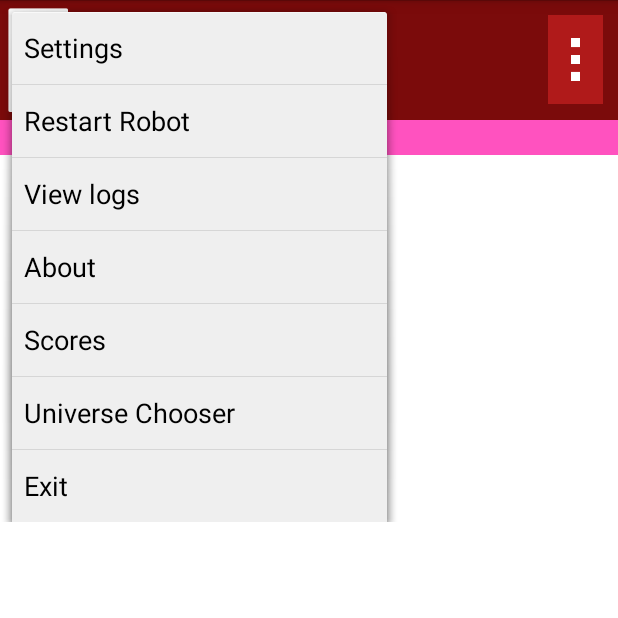
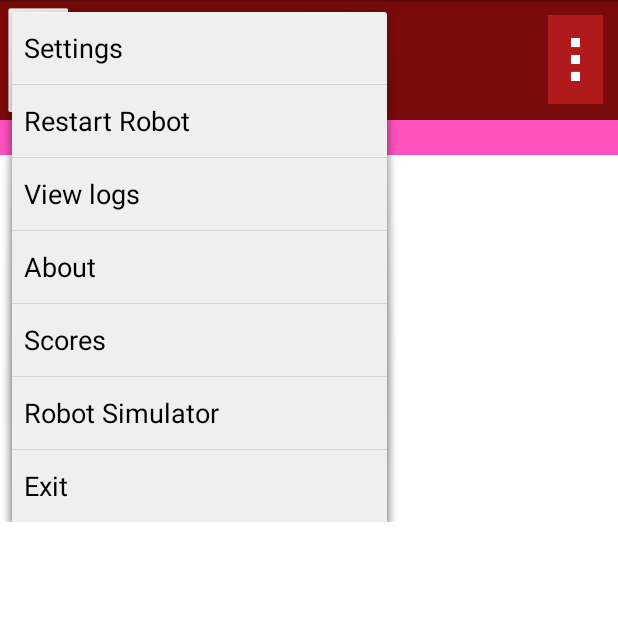
Before and after one commit to GoldfishPi/Riven, an Android app: the screen it shows after launch (FtcRobotControllerActivity), after a tap on "menu_buttons", on a phone screen of 412 x 824 dp, the top half of it. Run offline under Robolectric (Android 15) with nearby library versions, the phone set to English and light mode, and no system bars; libraries missing offline, so code that uses them is left out: com.qualcomm.robotcore; 14 statements that could not run were skipped.

Commit message:
Changed universe choose to robot simulator

```diff
--- a/FtcRobotController/src/main/res/menu/ftc_robot_controller.xml
+++ b/FtcRobotController/src/main/res/menu/ftc_robot_controller.xml
@@ -73,7 +73,7 @@ OF THIS SOFTWARE, EVEN IF ADVISED OF THE POSSIBILITY OF SUCH DAMAGE.
       android:orderInCategory="1000"
       android:icon="@android:drawable/ic_menu_info_details"
       android:background="@color/pink"
-      android:title="Universe Chooser"/>
+      android:title="Robot Simulator"/>
 
   <item
     android:id="@+id/action_exit_app"
```
